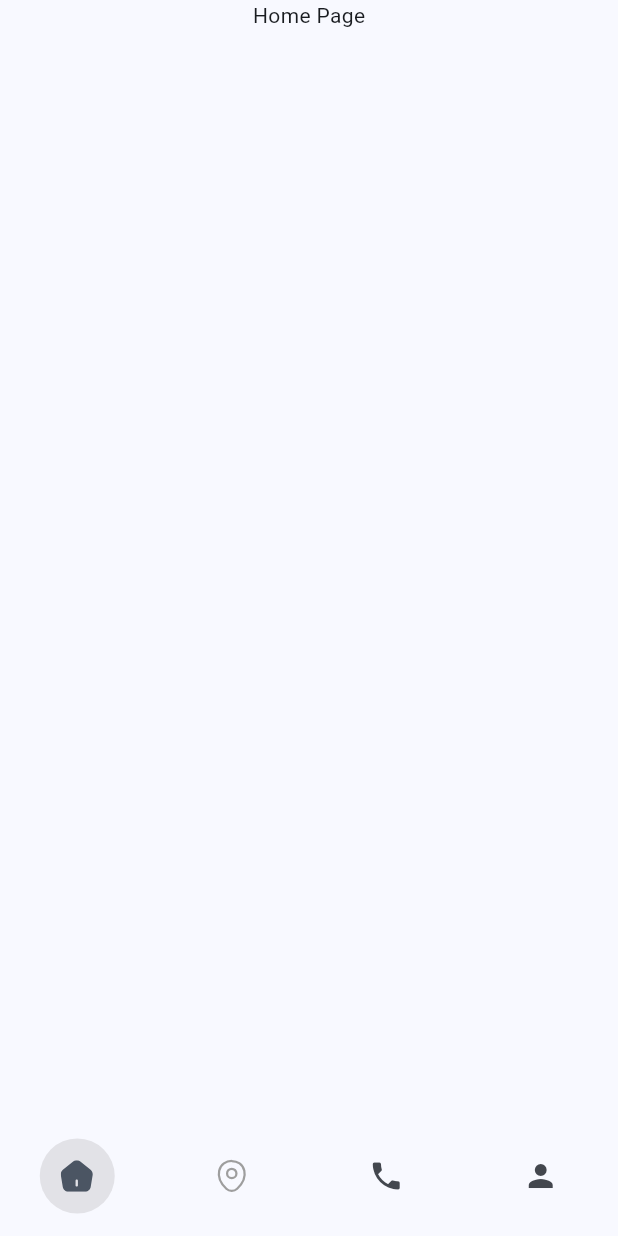
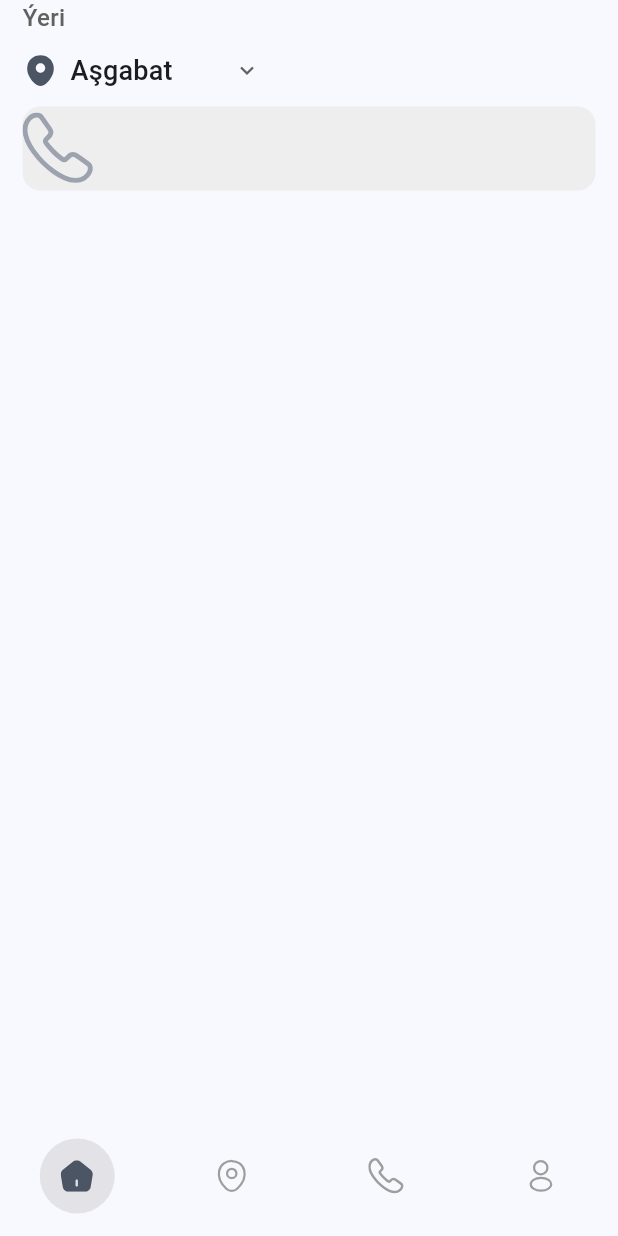
Before and after one commit to begencyazlyyev/pharmacy_application, a Flutter app: the screen it shows after launch, on a phone screen of 412 x 824 dp. Run offline on Flutter 3.47's test engine with Material 3 defaults, Android fonts, the phone set to English and light mode, and no system bars; our stand-ins replace flutter_svg.

Commit message:
creating searchbar

```diff
--- /dev/null
+++ b/lib/components/dropdown_widget.dart
@@ -0,0 +1,52 @@
+import 'package:flutter/material.dart';
+import 'package:flutter_svg/svg.dart';
+
+class DropdownWidget extends StatefulWidget {
+  const DropdownWidget({super.key});
+
+  @override
+  State<DropdownWidget> createState() => _DropdownWidgetState();
+}
+
+class _DropdownWidgetState extends State<DropdownWidget> {
+  String selectedCity = 'Aşgabat';
+
+  final List<String> cities = [
+    'Aşgabat',
+    'Daşoguz',
+    'Mary',
+    'Balkanabat',
+    'Türkmenabat',
+  ];
+  @override
+  Widget build(BuildContext context) {
+    return Padding(
+      padding: const EdgeInsets.only(left: 15.0),
+      child: DropdownButtonHideUnderline(
+        child: DropdownButton<String>(
+          value: selectedCity,
+          icon: const Icon(Icons.keyboard_arrow_down, size: 18),
+          items: cities.map((city) {
+            return DropdownMenuItem<String>(
+              value: city,
+              child: Row(
+                children: [
+                  SvgPicture.asset(
+                    "assets/svg/location-filled.svg",
+                    width: 24,
+                    height: 24,
+                  ),
+                  const SizedBox(width: 8),
+                  Text(city, style: TextStyle(fontSize: 18)),
+                ],
+              ),
+            );
+          }).toList(),
+          onChanged: (value) {
+            if (value != null) setState(() => selectedCity = value);
+          },
+        ),
+      ),
+    );
+  }
+}
--- a/lib/components/navbar_widget.dart
+++ b/lib/components/navbar_widget.dart
@@ -14,7 +14,6 @@ class NavbarWidget extends StatelessWidget {
       builder: (context, int selectedPage, child) {
         return NavigationBarTheme(
           data: NavigationBarThemeData(
-            // 1. Hide the default, un-resizable pill indicator
             indicatorColor: Colors.transparent,
             backgroundColor: Colors.transparent,
           ),
@@ -57,7 +56,7 @@ class NavbarWidget extends StatelessWidget {
                 ),
                 label: 'Home',
               ),
-              // Todo
+
               NavigationDestination(
                 selectedIcon: Container(
                   width: 50,
@@ -90,32 +89,70 @@ class NavbarWidget extends StatelessWidget {
                 ),
                 label: 'Location',
               ),
+              NavigationDestination(
+                selectedIcon: Container(
+                  width: 50,
+                  height: 50,
+                  decoration: BoxDecoration(
+                    color: Color.fromARGB(255, 226, 226, 231),
+                    shape: BoxShape.circle,
+                  ),
+                  child: Center(
+                    child: SvgPicture.asset(
+                      'assets/svg/phone-filled.svg',
+                      width: 22,
+                      height: 22,
+                      colorFilter: const ColorFilter.mode(
+                        Color(0xFF4B5563),
+                        BlendMode.srcIn,
+                      ),
+                    ),
+                  ),
+                ),
+
+                icon: SvgPicture.asset(
+                  'assets/svg/phone-outlined.svg',
+                  width: 24,
+                  height: 24,
+                  colorFilter: const ColorFilter.mode(
+                    Colors.grey,
+                    BlendMode.srcIn,
+                  ),
+                ),
+                label: 'Location',
+              ),
 
               NavigationDestination(
                 selectedIcon: Container(
-                  width: 48,
-                  height: 48,
+                  width: 50,
+                  height: 50,
                   decoration: BoxDecoration(
-                    color: Colors.blue.withOpacity(0.2),
+                    color: Color.fromARGB(255, 226, 226, 231),
                     shape: BoxShape.circle,
                   ),
-                  child: const Icon(Icons.phone, color: Colors.blue),
+                  child: Center(
+                    child: SvgPicture.asset(
+                      'assets/svg/person-filled.svg',
+                      width: 22,
+                      height: 22,
+                      colorFilter: const ColorFilter.mode(
+                        Color(0xFF4B5563),
+                        BlendMode.srcIn,
+                      ),
+                    ),
+                  ),
                 ),
-                icon: const Icon(Icons.phone),
-                label: "Phone",
-              ),
-              NavigationDestination(
-                selectedIcon: Container(
-                  width: 48,
-                  height: 48,
-                  decoration: BoxDecoration(
-                    color: Colors.blue.withOpacity(0.2),
-                    shape: BoxShape.circle,
+
+                icon: SvgPicture.asset(
+                  'assets/svg/person-outlined.svg',
+                  width: 24,
+                  height: 24,
+                  colorFilter: const ColorFilter.mode(
+                    Colors.grey,
+                    BlendMode.srcIn,
                   ),
-                  child: const Icon(Icons.phone, color: Colors.blue),
                 ),
-                icon: const Icon(Icons.person),
-                label: "Person",
+                label: 'Location',
               ),
             ],
           ),
--- a/lib/view/pages/home_page.dart
+++ b/lib/view/pages/home_page.dart
@@ -1,10 +1,56 @@
 import 'package:flutter/material.dart';
+import 'package:flutter_svg/flutter_svg.dart';
+import 'package:pharmacy_app/components/dropdown_widget.dart';
 
-class HomePage extends StatelessWidget {
+class HomePage extends StatefulWidget {
   const HomePage({super.key});
 
   @override
+  State<HomePage> createState() => _HomePageState();
+}
+
+class _HomePageState extends State<HomePage> {
+  @override
   Widget build(BuildContext context) {
-    return Column(children: [Center(child: Text("Home Page"))]);
+    return Column(
+      crossAxisAlignment: CrossAxisAlignment.start,
+      children: [
+        Padding(
+          padding: const EdgeInsets.only(left: 15.0),
+          child: Text(
+            "Ýeri",
+            style: TextStyle(
+              fontSize: 16,
+              color: Colors.grey.shade700,
+              fontWeight: FontWeight.w500,
+            ),
+          ),
+        ),
+        // Dropdown button
+        DropdownWidget(),
+        Padding(
+          padding: const EdgeInsets.symmetric(horizontal: 15),
+          child: Container(
+            decoration: BoxDecoration(
+              color: Colors.grey.shade200,
+              borderRadius: BorderRadius.circular(12),
+            ),
+            child: TextField(
+              decoration: InputDecoration(
+                prefixIcon: SvgPicture.asset("assets/svg/phone-outlined.svg"),
+                enabledBorder: OutlineInputBorder(
+                  borderRadius: BorderRadius.circular(12),
+                  borderSide: BorderSide.none,
+                ),
+                focusedBorder: OutlineInputBorder(
+                  borderRadius: BorderRadius.circular(12),
+                  borderSide: BorderSide.none,
+                ),
+              ),
+            ),
+          ),
+        ),
+      ],
+    );
   }
 }
--- a/pubspec.yaml
+++ b/pubspec.yaml
@@ -38,6 +38,7 @@ dependencies:
   intl: ^0.20.2
   flutter_bloc: ^9.1.1
   shared_preferences: ^2.5.5
+  flutter_gap: ^1.2.0
 
 dev_dependencies:
   flutter_test:
```
Also changed, not shown: assets/svg/person-filled.svg (added), assets/svg/person-outlined.svg (added), assets/svg/phone-filled.svg (added), assets/svg/phone-outlined.svg (added), pubspec.lock.
